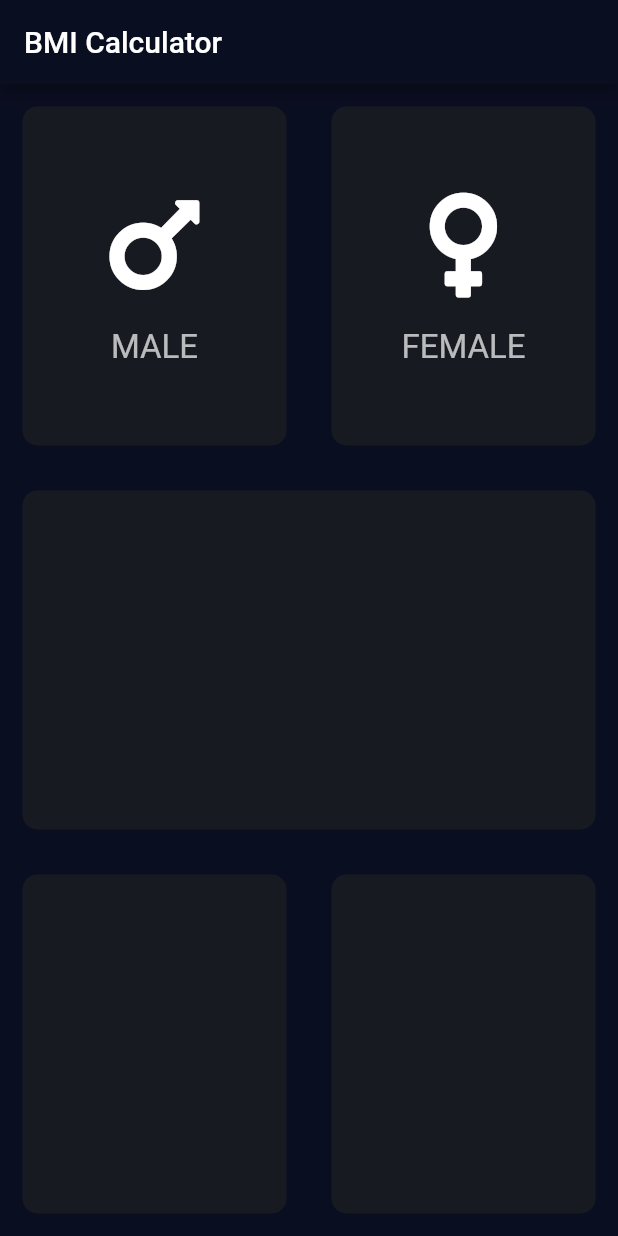
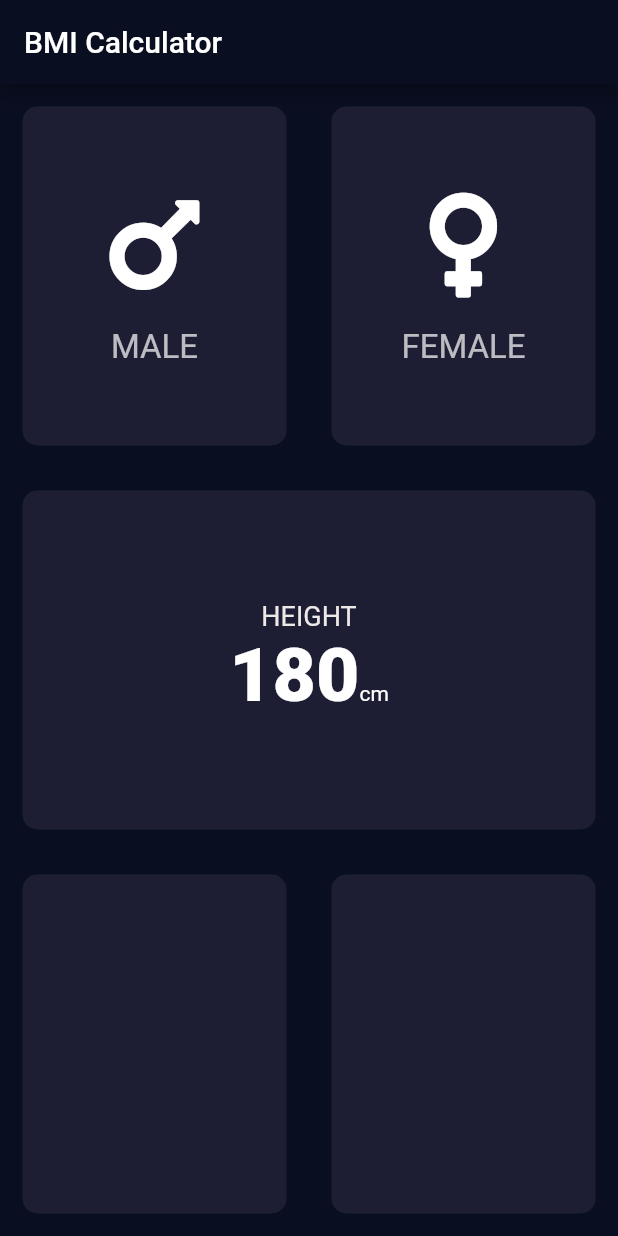
Before and after one commit to kamalnorizan/bmicalculator, a Flutter app: the screen it shows after launch, on a phone screen of 412 x 824 dp. Run offline on Flutter 3.47's test engine with Material 2 defaults, Android fonts, the phone set to English and light mode, and no system bars; our stand-ins replace font_awesome_flutter.

Commit message:
Height(Slider)

```diff
--- a/lib/constants.dart
+++ b/lib/constants.dart
@@ -1,5 +1,5 @@
 import 'package:flutter/material.dart';
 
 const cActiveCardColour = Colors.blueGrey;
-const cInactiveCardColour = Color(0xFF1DE33);
-const cActiveBGCardColour = Color(0xFF1DE33);
+const cInactiveCardColour = Color(0xFF1D1E33);
+const cActiveBGCardColour = Color(0xFF1D1E33);
--- a/lib/screens/input_page.dart
+++ b/lib/screens/input_page.dart
@@ -63,6 +63,28 @@ class _InputPageState extends State<InputPage> {
           Expanded(
             child: ReusableCard(
               colour: cActiveBGCardColour,
+              cardChild: Column(
+                mainAxisAlignment: MainAxisAlignment.center,
+                children: [
+                  Text(
+                    'HEIGHT',
+                    style: TextStyle(fontSize: 18, color: Color(0xFFEEE8E8)),
+                  ),
+                  Row(
+                    mainAxisAlignment: MainAxisAlignment.center,
+                    crossAxisAlignment: CrossAxisAlignment.baseline,
+                    textBaseline: TextBaseline.alphabetic,
+                    children: [
+                      Text(
+                        '180',
+                        style: TextStyle(
+                            fontSize: 50, fontWeight: FontWeight.w900),
+                      ),
+                      Text('cm'),
+                    ],
+                  )
+                ],
+              ),
             ),
           ),
           Expanded(
```
